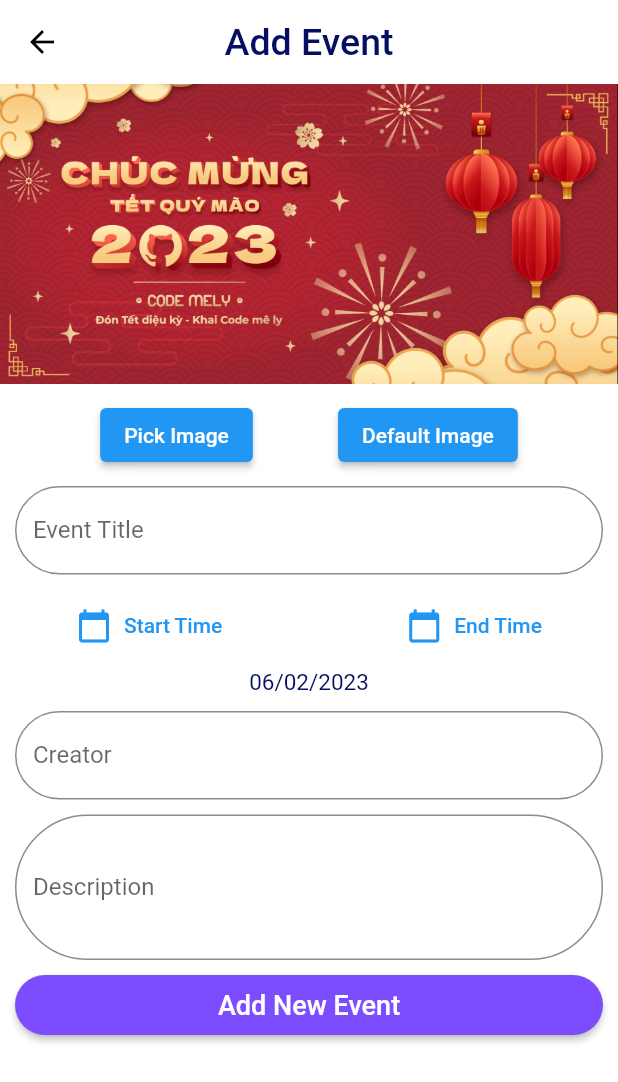
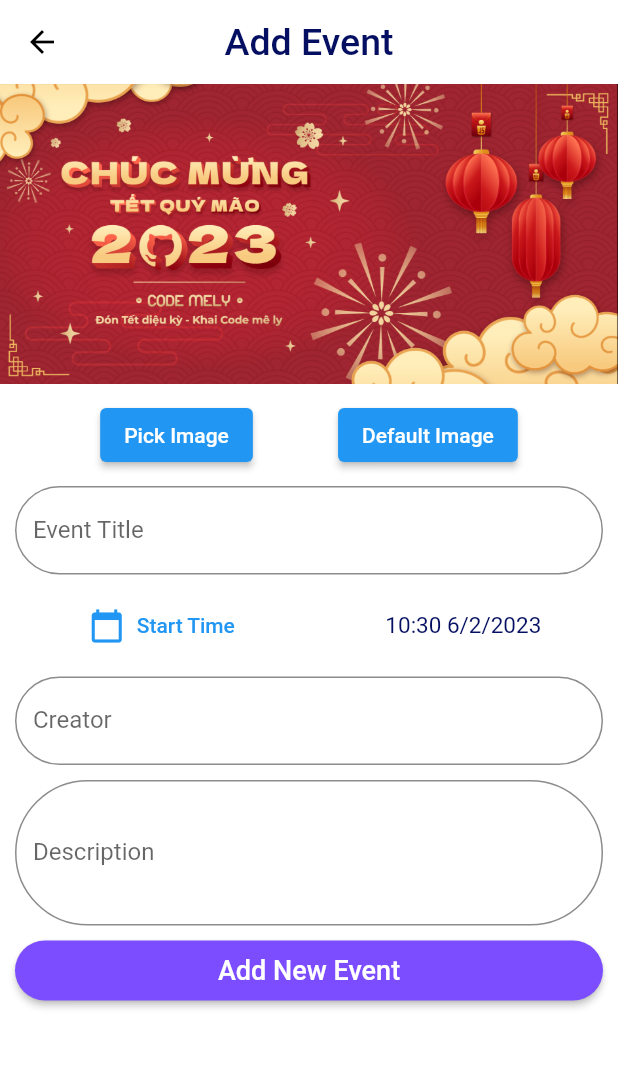
Before and after one commit to Tuanpluss02/Code-MeLy-Admin, a Flutter app: the AddEvent screen opened directly, after a tap on "Start Time", on a phone screen of 412 x 824 dp. Shown: the top 1082 px of the screen. Run offline on Flutter 3.47's test engine with Material 2 defaults, Android fonts, the phone set to English and light mode, and no system bars; our stand-ins replace auto_size_text, cloud_firestore, firebase_auth, firebase_core, firebase_storage, flutter_datetime_picker and 5 more; accounts and stored records are empty.

Commit message:
fix date picker

```diff
--- a/lib/controllers/date_picker_controller.dart
+++ b/lib/controllers/date_picker_controller.dart
@@ -4,47 +4,34 @@
 
 class DatePickerController extends GetxController {
   static DatePickerController get to => Get.find();
-  String selected = DateTime.now()
-      .toLocal()
-      .toString()
-      .split(' ')[0]
-      .split('-')
-      .reversed
-      .join('/');
+  String date =
+      '${DateTime.now().day}/${DateTime.now().month}/${DateTime.now().year}';
+  String time = '${DateTime.now().hour}:${DateTime.now().minute}';
 
   /// This function is used to pick a date from a calendar and then convert it to a string
   ///
   /// Args:
   ///   context (BuildContext): The context of the widget that calls the function.
   void pickDate(BuildContext context) {
+    // String time = '';
+    // String date = '';
     DateTime now = DateTime.now();
+    DatePicker.showTimePicker(context,
+        theme: const DatePickerTheme(containerHeight: 210.0),
+        showTitleActions: true,
+        showSecondsColumn: false, onChanged: (val) {
+      time = '${val.hour}:${val.minute}';
+    }, onConfirm: (val) {
+      time = '${val.hour}:${val.minute}';
+    }, currentTime: DateTime.now(), locale: LocaleType.en);
     DatePicker.showDatePicker(context,
         showTitleActions: true,
         minTime: DateTime(now.year, now.month, now.day),
-        maxTime: DateTime(2050, 12, 31), onChanged: (date) {
-      selected = dateToString(date);
-    }, onConfirm: (date) {
-      selected = dateToString(date);
+        maxTime: DateTime(2050, 12, 31), onChanged: (val) {
+      date = '${val.day}/${val.month}/${val.year} ';
+    }, onConfirm: (val) {
+      date = '${val.day}/${val.month}/${val.year} ';
     }, currentTime: DateTime.now(), locale: LocaleType.en);
     update();
   }
-
-  /// It takes a date, converts it to a string, splits the string into an array of strings, takes the
-  /// first element of the array, splits that string into an array of strings, reverses the array, and
-  /// joins the array into a string
-  ///
-  /// Args:
-  ///   date (DateTime): The date to be formatted.
-  ///
-  /// Returns:
-  ///   A string.
-  String dateToString(DateTime date) {
-    return date
-        .toLocal()
-        .toString()
-        .split(' ')[0]
-        .split('-')
-        .reversed
-        .join('/');
-  }
 }
--- a/lib/models/event.dart
+++ b/lib/models/event.dart
@@ -5,7 +5,6 @@
   String? _eventId;
   String? _eventTitle;
   String? _startTime;
-  String? _endTime;
   bool _isEnded = false;
   String? _creator;
   String? _description;
@@ -15,7 +14,6 @@
     String? eventId,
     String? eventTitle,
     String? startTime,
-    String? endTime,
     String? creator,
     String? description,
     bool isEnded = false,
@@ -33,9 +31,6 @@
     if (startTime != null) {
       _startTime = startTime;
     }
-    if (endTime != null) {
-      _endTime = endTime;
-    }
     if (creator != null) {
       _creator = creator;
     }
@@ -48,7 +43,6 @@
   String? get eventId => _eventId;
   String? get eventTitle => _eventTitle;
   String? get startTime => _startTime;
-  String? get endTime => _endTime;
   String? get creator => _creator;
   String? get description => _description;
   bool get isEnded => _isEnded;
@@ -57,7 +51,6 @@
   set eventId(String? eventId) => _eventId = eventId;
   set eventTitle(String? eventTitle) => _eventTitle = eventTitle;
   set startTime(String? startTime) => _startTime = startTime;
-  set endTime(String? endTime) => _endTime = endTime;
   set creator(String? creator) => _creator = creator;
   set description(String? description) => _description = description;
   set isEnded(bool isEnded) => _isEnded = isEnded;
@@ -67,7 +60,6 @@
     _eventId = json['eventId'];
     _eventTitle = json['eventTitle'];
     _startTime = json['startTime'];
-    _endTime = json['endTime'];
     _creator = json['creator'];
     _description = json['description'];
     _isEnded = json['isEnded'];
@@ -79,7 +71,6 @@
     data['eventId'] = _eventId;
     data['eventTitle'] = _eventTitle;
     data['startTime'] = _startTime;
-    data['endTime'] = _endTime;
     data['creator'] = _creator;
     data['description'] = _description;
     data['isEnded'] = _isEnded;
--- a/lib/pages/events/add_event.dart
+++ b/lib/pages/events/add_event.dart
@@ -13,17 +13,18 @@
 
   @override
   Widget build(BuildContext context) {
+    RxString showDate =
+        '${DateTime.now().hour}:${DateTime.now().minute} ${DateTime.now().day}/${DateTime.now().month}/${DateTime.now().year}'
+            .obs;
     final imageController = Get.find<ImageController>();
     final loadController = Get.find<LoadingControl>();
     final startTimePicker = Get.find<DatePickerController>();
-    final endTimePicker = Get.find<DatePickerController>();
     final formKey = GlobalKey<FormState>();
     Event event = Event(
       eventPicture: '',
       eventId: '',
       eventTitle: '',
       startTime: '',
-      endTime: '',
       creator: '',
       description: '',
       isEnded: false,
@@ -111,40 +112,22 @@
                             TextButton.icon(
                               onPressed: () {
                                 startTimePicker.pickDate(context);
-                                event.startTime = startTimePicker.selected;
+                                event.startTime =
+                                    '${startTimePicker.time} ${startTimePicker.date}';
+                                showDate.value = event.startTime!;
                               },
                               icon: const Icon(Icons.calendar_today),
                               label: const Text('Start Time'),
                             ),
-                            SizedBox(width: Get.width * 0.1),
-                            TextButton.icon(
-                              onPressed: () {
-                                endTimePicker.pickDate(context);
-                                event.endTime = endTimePicker.selected;
-                              },
-                              icon: const Icon(Icons.calendar_today),
-                              label: const Text('End Time'),
-                            ),
+                            const SizedBox(width: 10),
+                            Obx(() {
+                              return Text(
+                                showDate.value,
+                                style: AppStyle.title.copyWith(fontSize: 15),
+                              );
+                            }),
                           ],
                         ),
-                        const SizedBox(height: 5),
-                        Row(
-                            mainAxisAlignment: MainAxisAlignment.spaceEvenly,
-                            children: [
-                              Obx(() {
-                                return Text(
-                                  startTimePicker.selected,
-                                  style: AppStyle.title.copyWith(fontSize: 15),
-                                );
-                              }),
-                              // SizedBox(width: Get.width * 0.1),
-                              // Obx(() {
-                              //   return Text(
-                              //     endTimePicker.selected,
-                              //     style: AppStyle.title.copyWith(fontSize: 15),
-                              //   );
-                              // }),
-                            ]),
                         const SizedBox(height: 10),
                         TextFormField(
                           decoration: InputDecoration(
--- a/lib/services/auth.dart
+++ b/lib/services/auth.dart
@@ -304,7 +304,6 @@
         'eventId': event.eventId,
         'eventTitle': event.eventTitle,
         'description': event.description,
-        'endTime': event.endTime,
         'startTime': event.startTime,
         'eventPicture': event.eventPicture,
         'creator': event.creator,
--- a/lib/utils/rive_utils.dart
+++ b/lib/utils/rive_utils.dart
@@ -2,7 +2,7 @@
 
 /// It's a utility class that creates a StateMachineController from an Artboard and adds it to the
 /// Artboard
-class RivetUtils {
+mixin RivetUtils {
   static StateMachineController getRiveController(Artboard artboard,
       {stateMachine = "State Machine 1"}) {
     StateMachineController controller =
```
Also changed, not shown: lib/pages/events/event_detail.dart (+29 -28 lines), lib/widgets/events/event_card.dart (+0 -10 lines).
